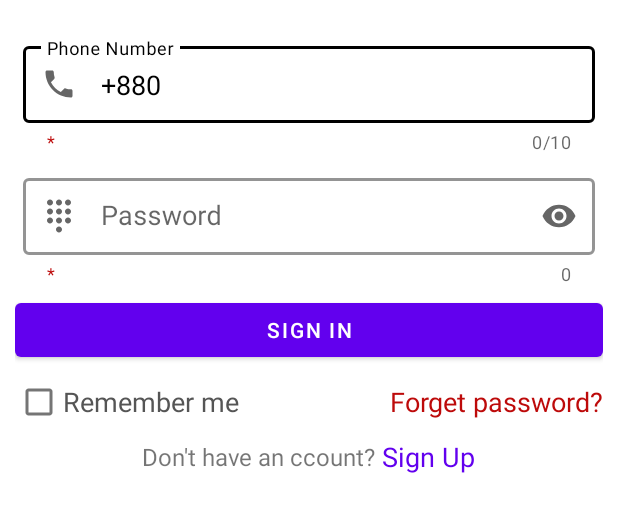
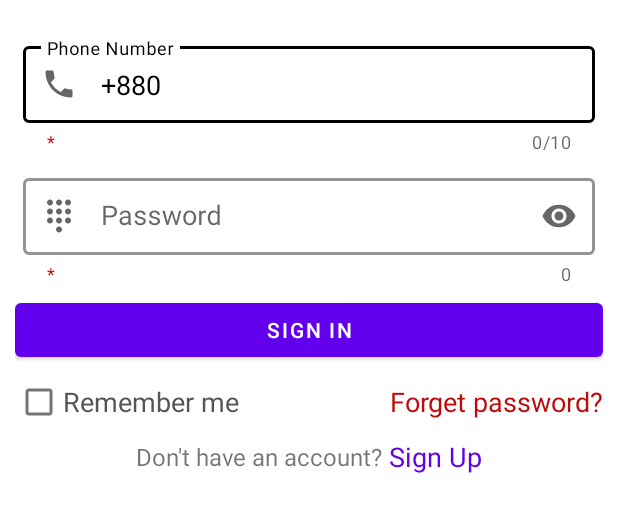
Before and after one commit to Liakot-ali/EasyTransaction, an Android app: the screen it shows after launch (ActivitySignIn), on a phone screen of 412 x 824 dp, the part 264-796 px from its top. Run offline under Robolectric (Android 15) with nearby library versions, the phone set to English and light mode, and no system bars; our stand-ins replace CircleImageView, Firebase (no records; nobody signed in at launch, a user with empty details on screens opened directly).

Commit message:
Nothing changes

```diff
--- a/app/src/main/java/com/liakot/easytransaction/ClassDatabaseHelper.java
+++ b/app/src/main/java/com/liakot/easytransaction/ClassDatabaseHelper.java
@@ -180,6 +180,7 @@ public class ClassDatabaseHelper extends SQLiteOpenHelper {
         while (cursor.moveToNext()) {
             if (phone == cursor.getInt(0)) {
                 exist = true;
+                break;
             }
         }
         return exist;
--- a/app/src/main/res/layout/activity_sign_in.xml
+++ b/app/src/main/res/layout/activity_sign_in.xml
@@ -143,7 +143,7 @@
                     android:layout_width="wrap_content"
                     android:layout_height="wrap_content"
                     android:layout_gravity="center"
-                    android:text="Don't have an ccount? "
+                    android:text="Don't have an account? "
                     android:textSize="@dimen/small_text"
 
                     />
```
